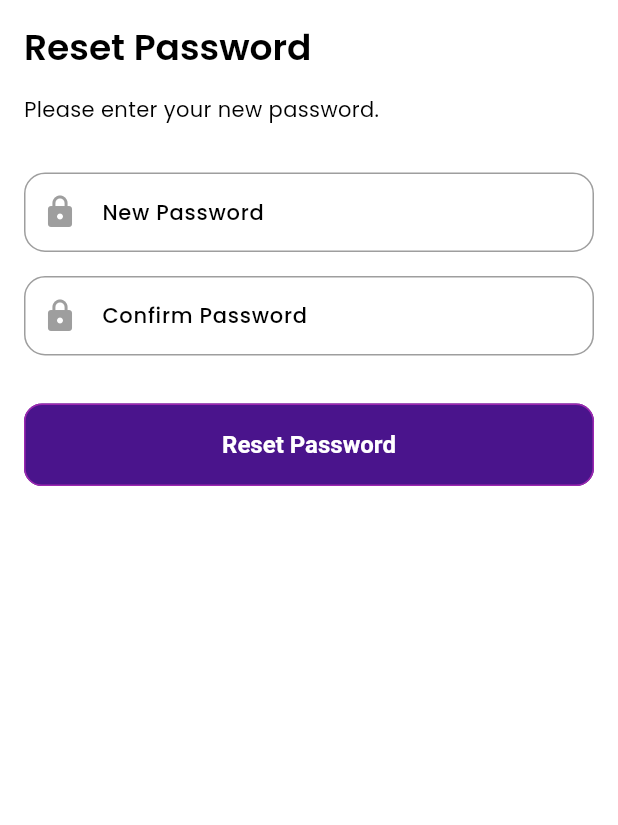
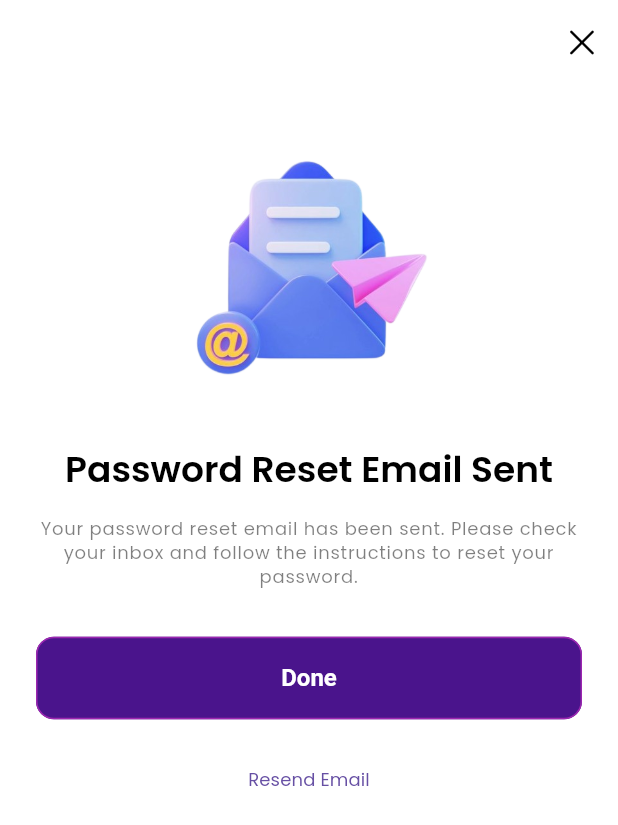
Before and after one commit to aftabmaner-27/E-Comm-Flutter-App, a Flutter app: the ResetPassword screen opened directly, on a phone screen of 412 x 824 dp. Shown: the top 825 px of the screen. Run offline on Flutter 3.47's test engine with Material 3 defaults, Android fonts, the phone set to English and light mode, and no system bars; our stand-ins replace curved_navigation_bar, get, get_storage, iconsax, logger, package_info_plus and 1 more; accounts and stored records are empty.

```diff
--- a/lib/features/authentication/screens/login/widgets/login_form.dart
+++ b/lib/features/authentication/screens/login/widgets/login_form.dart
@@ -1,3 +1,4 @@
+import 'package:e_com_app/navigation_menu.dart';
 import 'package:flutter/material.dart';
 import 'package:get/get.dart';
 import 'package:get/get_core/src/get_main.dart';
@@ -53,7 +54,7 @@ class LoginForm extends StatelessWidget {
                 ),
                 TextButton(
                     onPressed: () => Get.to(() => const ForgetPassword()),
-                    child: const Text(TTexts.forgetPassword)),
+                    child: const Text(TTexts.forgetPassword,)),
               ],
             ),
 
@@ -63,7 +64,7 @@ class LoginForm extends StatelessWidget {
             SizedBox(
                 width: double.infinity,
                 child: ElevatedButton(
-                    onPressed: () {}, child: const Text(TTexts.signIn))),
+                    onPressed: () => Get.to(()=>  NavigationMenu()), child: const Text(TTexts.signIn))),
             const SizedBox(height: TSizes.spaceBtwItems),
 
             SizedBox(
--- a/lib/features/authentication/screens/password_configuration/reset_password.dart
+++ b/lib/features/authentication/screens/password_configuration/reset_password.dart
@@ -1,9 +1,12 @@
+import 'package:e_com_app/utils/helpers/helper_functions.dart';
+import 'package:flutter/cupertino.dart'; // For CupertinoIcons
 import 'package:flutter/material.dart';
 import 'package:get/get.dart';
-import 'package:get/get_core/src/get_main.dart';
 
+import '../../../../utils/constants/image_strings.dart';
 import '../../../../utils/constants/sizes.dart';
 import '../../../../utils/constants/text_strings.dart';
+
 
 class ResetPassword extends StatelessWidget {
   const ResetPassword({super.key});
@@ -11,44 +14,64 @@ class ResetPassword extends StatelessWidget {
   @override
   Widget build(BuildContext context) {
     return Scaffold(
-      body: Padding(
-        padding: const EdgeInsets.all(16.0),
-        child: Column(
-          crossAxisAlignment: CrossAxisAlignment.start,
-          children: [
-            Text(
-              'Reset Password',
-              style: Theme.of(context).textTheme.headlineMedium,
-            ),
-            const SizedBox(height: 16.0),
-            Text(
-              'Please enter your new password.',
-              style: Theme.of(context).textTheme.bodyMedium,
-            ),
-            const SizedBox(height: 32.0),
-            TextFormField(
-              decoration: InputDecoration(
-                labelText: 'New Password',
-                prefixIcon: Icon(Icons.lock),
+      appBar: AppBar(
+        automaticallyImplyLeading: false,
+        actions: [
+          IconButton(
+            onPressed: () => Get.back(),
+            icon: const Icon(CupertinoIcons.clear),
+          ),
+        ],
+      ),
+      body: SingleChildScrollView(
+        child: Padding(
+          padding: const EdgeInsets.all(TSizes.defaultSpace),
+          child: Column(
+            children: [
+              /// Image
+              Image(
+                image: AssetImage(TImages.email_verify),
+                width: THelperFunction.screenWidth() * 0.6,
               ),
-              obscureText: true,
-            ),
-            const SizedBox(height: 16.0),
-            TextFormField(
-              decoration: InputDecoration(
-                labelText: 'Confirm Password',
-                prefixIcon: Icon(Icons.lock),
-              ),
-              obscureText: true,
-            ),
+              const SizedBox(height: TSizes.spaceBtwSections),
 
-            const SizedBox(height: TSizes.spaceBtwItems * 2),
-            SizedBox(
+              /// Headings
+
+              Text(TTexts.ResetPasswordEamilSend,
+                  style: Theme.of(context).textTheme.headlineMedium,
+                  textAlign: TextAlign.center),
+              SizedBox(height: TSizes.spaceBtwItems),
+              Text( TTexts.subTitleResetPasswordEamilSend,
+                  style: Theme.of(context).textTheme.labelMedium,
+                  textAlign: TextAlign.center),
+              SizedBox(height: TSizes.spaceBtwSections),
+
+              /// Text Field
+              //  TextFormField(
+              //   decoration: InputDecoration(
+              //     labelText: TTexts.newPassword,
+              //   ),
+              // ),
+              // const SizedBox(height: TSizes.spaceBtwItems * 2),
+
+              /// Submit Button
+              SizedBox(
                 width: double.infinity,
                 child: ElevatedButton(
-                    onPressed: () => Get.off(() => const ResetPassword()),
-                    child: const Text(TTexts.ResetPassword))),
-          ],
+                  onPressed: () => Get.back(),
+                  child: const Text(TTexts.done),
+                ),
+              ),
+              const SizedBox(height: TSizes.spaceBtwItems),
+              SizedBox(
+                width: double.infinity,
+                child: TextButton(
+                  onPressed: () => Get.back(),
+                  child: const Text(TTexts.resendEamil),
+                ),
+              ),
+            ],
+          ),
         ),
       ),
     );
--- a/lib/utils/constants/colors.dart
+++ b/lib/utils/constants/colors.dart
@@ -4,7 +4,7 @@ class TColors {
   TColors._();
 
   // App Basic Colors
-  static const Color primary = Color(0xFF4B68FF);
+  static const Color primary = Color(0xFF5A00A6);
   static const Color secondary = Color(0xFFFFE24B);
   static const Color accent = Color(0xFFb0c7ff);
 
--- a/lib/utils/constants/text_strings.dart
+++ b/lib/utils/constants/text_strings.dart
@@ -45,7 +45,10 @@ class TTexts {
   static const String confirmEmail = "Verify your email address!";
   static const String tContinue = "Continue";
   static const String submit = "Submit";
+  static const String done = "Done";
   static const String ResetPassword = "Reset Password";
+  static const String ResetPasswordEamilSend = "Password Reset Email Sent";
+  static const String subTitleResetPasswordEamilSend = "Your password reset email has been sent. Please check your inbox and follow the instructions to reset your password.";
   static const String resendEamil = "Resend Email";
   static const String AccountCreatedSuccessfully = "Your account successfully created!";
   static const String AccountSubTiletCreatedSuccessfully = "Welcome to your ultimate shopping Destination your account is created unleash the joy of seamless online shopping!";
--- a/lib/utils/theme/theme.dart
+++ b/lib/utils/theme/theme.dart
@@ -5,6 +5,7 @@ import 'package:e_com_app/utils/theme/custom_theme/text_field_theme.dart';
 import 'package:e_com_app/utils/theme/custom_theme/text_theme.dart';
 import 'package:flutter/material.dart';
 
+import '../constants/colors.dart';
 import 'custom_theme/appbar_theme.dart';
 import 'custom_theme/bottom_sheet_theme.dart';
 import 'custom_theme/chip_theme.dart';
@@ -16,7 +17,7 @@ class TAppTheme {
     useMaterial3: true,
     fontFamily: 'Poppins',
     brightness: Brightness.light,
-    primaryColor: Colors.purple.shade900,
+    primaryColor: TColors.primary,
     scaffoldBackgroundColor: Colors.white,
     textTheme: TTextTheme.lightTextTheme,
     chipTheme: TChipTheme.lightchipTheme,
@@ -31,7 +32,7 @@ class TAppTheme {
     useMaterial3: true,
     fontFamily: 'Poppins',
     brightness: Brightness.dark,
-    primaryColor: Colors.purple.shade900,
+    primaryColor: TColors.primary,
     scaffoldBackgroundColor: Colors.black,
     textTheme: TTextTheme.darkTextTheme,
     chipTheme: TChipTheme.darkchipTheme,
--- a/pubspec.yaml
+++ b/pubspec.yaml
@@ -45,6 +45,8 @@ dependencies:
   get_storage: ^2.1.1
   smooth_page_indicator: ^1.2.0+3
   package_info_plus: ^8.3.0
+  curved_navigation_bar: ^1.0.6
+
 
 
  # Product Sprcific
```
Also changed, not shown: lib/NavigationController.dart (added, +10 -0 lines), lib/common/widgets/custom_shape/container/circular_container.dart (added, +36 -0 lines), lib/common/widgets/custom_shape/curved_edges/curved_edges.dart (added, +31 -0 lines), lib/features/shop/screens/home/home.dart (added, +36 -0 lines), lib/navigation_menu.dart (added, +69 -0 lines), pubspec.lock.
